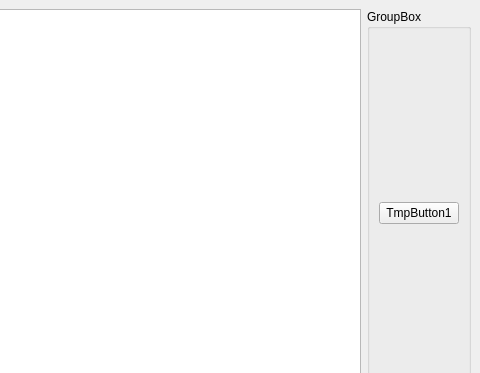
Dawid-Lukasiewicz/Cube_Visualization, file mainwindow.ui: the form before one commit; both pictures show x 341 to 821 and y 0 to 373 of the 821 by 622 pixel window.
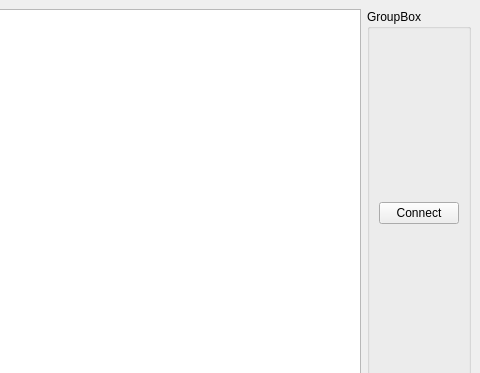
The form after the commit.

Commit message: connect to google

Patch:
```diff
--- a/mainwindow.ui
+++ b/mainwindow.ui
@@ -40,7 +40,7 @@
        <item>
         <widget class="QPushButton" name="pushButton">
          <property name="text">
-          <string>TmpButton1</string>
+          <string>Connect</string>
          </property>
         </widget>
        </item>
```
Left out of the diff: 2 changed lines with no effect on the pictures. The commit also changes 2 other files.
